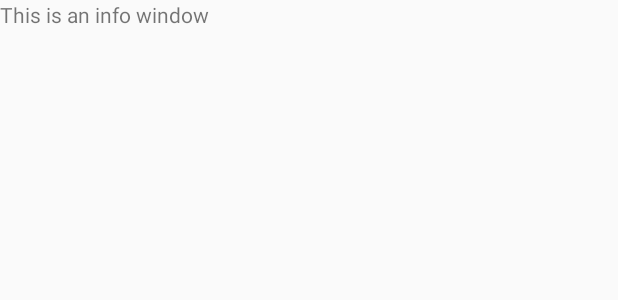
After one commit to Chrissetiana/wunder-app, an Android app: the layout activity_info.xml on its own in the app's theme, with its tools: preview values and no code run, on a phone screen of 412 x 824 dp. The commit adds this screen. Shown: the top 300 px of the screen. Run offline under Robolectric (Android 15) with nearby library versions, the phone set to English and light mode, and no system bars.

Commit message:
Add info window

```diff
--- /dev/null
+++ b/app/src/main/res/layout/activity_info.xml
@@ -0,0 +1,13 @@
+<?xml version="1.0" encoding="utf-8"?>
+<LinearLayout xmlns:android="http://schemas.android.com/apk/res/android"
+    android:layout_width="match_parent"
+    android:layout_height="match_parent"
+    android:orientation="vertical">
+
+    <TextView
+        android:id="@+id/text_info"
+        android:layout_width="match_parent"
+        android:layout_height="wrap_content"
+        android:text="@string/info_window" />
+
+</LinearLayout>
--- a/app/src/main/res/values/strings.xml
+++ b/app/src/main/res/values/strings.xml
@@ -29,4 +29,5 @@
     <string name="map_type_satellite">SATELLITE</string>
     <string name="map_type_hybrid">HYBRID</string>
     <string name="map_type_terrain">TERRAIN</string>
+    <string name="info_window">This is an info window</string>
 </resources>
```
Also changed, not shown: app/src/main/java/com/chrissetiana/wunderapp/MapActivity.java (+30 -0 lines).
